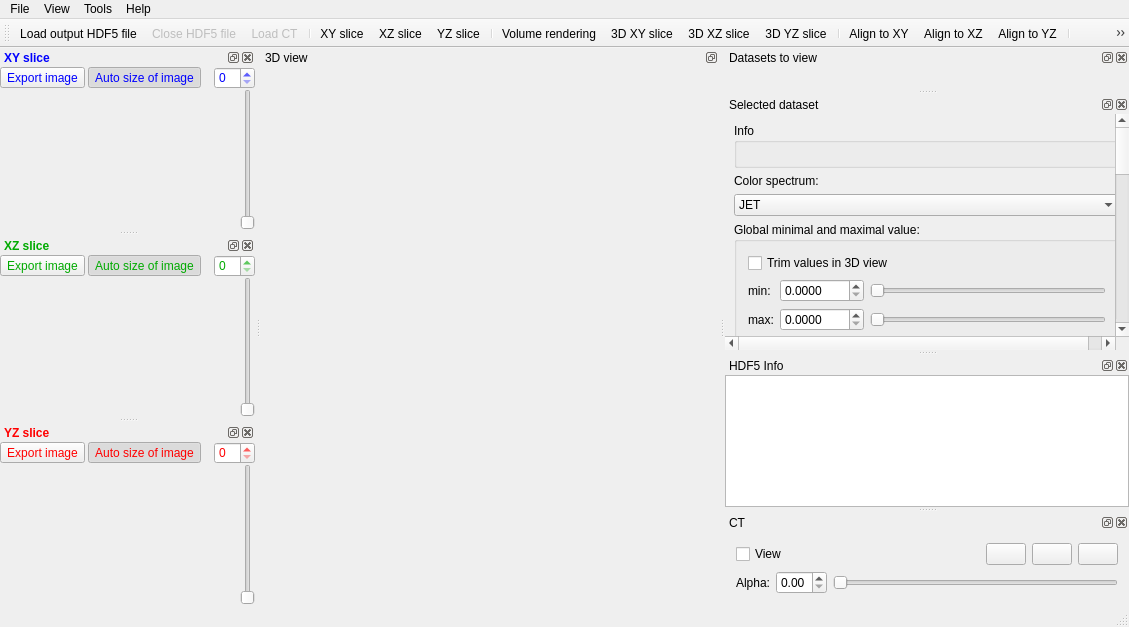
First picture: the form in gui/gui/mainwindow.ui, repository klepo/Visualisation-of-the-outputs-of-k-Wave-ultrasound-simulations, before the edit.
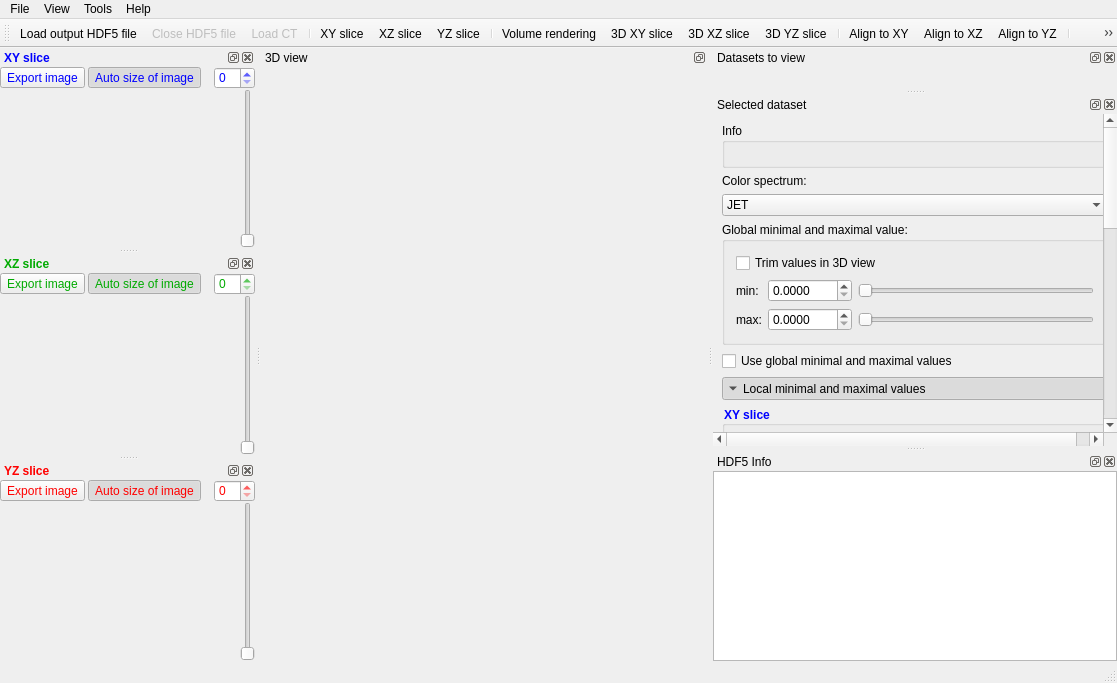
Second picture: the form after the edit. Icons and pictures are not drawn. Custom widgets are drawn as their Qt base class.

```diff
--- a/gui/gui/mainwindow.ui
+++ b/gui/gui/mainwindow.ui
@@ -6,8 +6,8 @@
    <rect>
     <x>0</x>
     <y>0</y>
-    <width>1129</width>
-    <height>627</height>
+    <width>1117</width>
+    <height>683</height>
    </rect>
   </property>
   <property name="windowTitle">
@@ -123,7 +123,6 @@
    <addaction name="separator"/>
    <addaction name="actionInfo"/>
    <addaction name="actionDatasets"/>
-   <addaction name="actionCT"/>
    <addaction name="actionSelectedDataset"/>
   </widget>
   <widget class="QMenuBar" name="menuBar">
@@ -131,7 +130,7 @@
     <rect>
      <x>0</x>
      <y>0</y>
-     <width>1129</width>
+     <width>1117</width>
      <height>21</height>
     </rect>
    </property>
@@ -204,7 +203,7 @@
       <verstretch>0</verstretch>
      </sizepolicy>
     </property>
-    <layout class="QVBoxLayout" name="verticalLayoutDatasets"/>
+    <layout class="QGridLayout" name="gridLayoutDatasets"/>
    </widget>
   </widget>
   <widget class="QDockWidget" name="dockWidgetSelectedDataset">
@@ -261,7 +260,7 @@
         <property name="geometry">
          <rect>
           <x>0</x>
-          <y>-81</y>
+          <y>0</y>
           <width>383</width>
           <height>817</height>
          </rect>
@@ -1254,202 +1253,6 @@
     </layout>
    </widget>
   </widget>
-  <widget class="QDockWidget" name="dockWidgetCT">
-   <property name="floating">
-    <bool>false</bool>
-   </property>
-   <property name="allowedAreas">
-    <set>Qt::LeftDockWidgetArea|Qt::RightDockWidgetArea</set>
-   </property>
-   <property name="windowTitle">
-    <string>CT</string>
-   </property>
-   <attribute name="dockWidgetArea">
-    <number>2</number>
-   </attribute>
-   <widget class="QWidget" name="dockWidgetContentsCT">
-    <property name="sizePolicy">
-     <sizepolicy hsizetype="Preferred" vsizetype="Fixed">
-      <horstretch>0</horstretch>
-      <verstretch>0</verstretch>
-     </sizepolicy>
-    </property>
-    <layout class="QGridLayout" name="gridLayoutCT">
-     <item row="3" column="0">
-      <widget class="QLabel" name="labelCTAlpha">
-       <property name="sizePolicy">
-        <sizepolicy hsizetype="Fixed" vsizetype="Preferred">
-         <horstretch>0</horstretch>
-         <verstretch>0</verstretch>
-        </sizepolicy>
-       </property>
-       <property name="text">
-        <string>Alpha:</string>
-       </property>
-       <property name="buddy">
-        <cstring>doubleSpinBoxCTAlpha</cstring>
-       </property>
-      </widget>
-     </item>
-     <item row="3" column="2" colspan="4">
-      <widget class="QSlider" name="horizontalSliderCTAlpha">
-       <property name="sizePolicy">
-        <sizepolicy hsizetype="Expanding" vsizetype="Fixed">
-         <horstretch>0</horstretch>
-         <verstretch>0</verstretch>
-        </sizepolicy>
-       </property>
-       <property name="maximum">
-        <number>1000</number>
-       </property>
-       <property name="orientation">
-        <enum>Qt::Horizontal</enum>
-       </property>
-      </widget>
-     </item>
-     <item row="3" column="1">
-      <widget class="QDoubleSpinBox" name="doubleSpinBoxCTAlpha">
-       <property name="sizePolicy">
-        <sizepolicy hsizetype="Fixed" vsizetype="Fixed">
-         <horstretch>0</horstretch>
-         <verstretch>0</verstretch>
-        </sizepolicy>
-       </property>
-       <property name="maximum">
-        <double>1.000000000000000</double>
-       </property>
-       <property name="singleStep">
-        <double>0.010000000000000</double>
-       </property>
-      </widget>
-     </item>
-     <item row="0" column="5">
-      <widget class="QWidget" name="widget" native="true">
-       <property name="sizePolicy">
-        <sizepolicy hsizetype="Fixed" vsizetype="Preferred">
-         <horstretch>0</horstretch>
-         <verstretch>0</verstretch>
-        </sizepolicy>
-       </property>
-       <layout class="QHBoxLayout" name="horizontalLayout">
-        <property name="leftMargin">
-         <number>0</number>
-        </property>
-        <property name="topMargin">
-         <number>0</number>
-        </property>
-        <property name="rightMargin">
-         <number>0</number>
-        </property>
-        <property name="bottomMargin">
-         <number>0</number>
-        </property>
-        <item>
-         <widget class="QPushButton" name="pushButtonCTRotateX">
-          <property name="sizePolicy">
-           <sizepolicy hsizetype="Fixed" vsizetype="Fixed">
-            <horstretch>0</horstretch>
-            <verstretch>0</verstretch>
-           </sizepolicy>
-          </property>
-          <property name="toolTip">
-           <string>Rotate about 90 degrees - orthogonal to Z axis</string>
-          </property>
-          <property name="styleSheet">
-           <string notr="true"/>
-          </property>
-          <property name="text">
-           <string/>
-          </property>
-          <property name="icon">
-           <iconset resource="resources.qrc">
-            <normaloff>:/icons/icons/images/icons_21.png</normaloff>:/icons/icons/images/icons_21.png</iconset>
-          </property>
-          <property name="iconSize">
-           <size>
-            <width>20</width>
-            <height>20</height>
-           </size>
-          </property>
-         </widget>
-        </item>
-        <item>
-         <widget class="QPushButton" name="pushButtonCTRotateY">
-          <property name="sizePolicy">
-           <sizepolicy hsizetype="Fixed" vsizetype="Fixed">
-            <horstretch>0</horstretch>
-            <verstretch>0</verstretch>
-           </sizepolicy>
-          </property>
-          <property name="toolTip">
-           <string>Rotate about 90 degrees - orthogonal to Y axis</string>
-          </property>
-          <property name="styleSheet">
-           <string notr="true"/>
-          </property>
-          <property name="text">
-           <string/>
-          </property>
-          <property name="icon">
-           <iconset resource="resources.qrc">
-            <normaloff>:/icons/icons/images/icons_23.png</normaloff>:/icons/icons/images/icons_23.png</iconset>
-          </property>
-          <property name="iconSize">
-           <size>
-            <width>20</width>
-            <height>20</height>
-           </size>
-          </property>
-         </widget>
-        </item>
-        <item>
-         <widget class="QPushButton" name="pushButtonCTRotateZ">
-          <property name="sizePolicy">
-           <sizepolicy hsizetype="Fixed" vsizetype="Fixed">
-            <horstretch>0</horstretch>
-            <verstretch>0</verstretch>
-           </sizepolicy>
-          </property>
-          <property name="toolTip">
-           <string>Rotate about 90 degrees - orthogonal to X axis</string>
-          </property>
-          <property name="styleSheet">
-           <string notr="true"/>
-          </property>
-          <property name="text">
-           <string/>
-          </property>
-          <property name="icon">
-           <iconset resource="resources.qrc">
-            <normaloff>:/icons/icons/images/icons_22.png</normaloff>:/icons/icons/images/icons_22.png</iconset>
-          </property>
-          <property name="iconSize">
-           <size>
-            <width>20</width>
-            <height>20</height>
-           </size>
-          </property>
-         </widget>
-        </item>
-       </layout>
-      </widget>
-     </item>
-     <item row="0" column="0" colspan="4">
-      <widget class="QCheckBox" name="checkBoxCTView">
-       <property name="sizePolicy">
-        <sizepolicy hsizetype="Fixed" vsizetype="Fixed">
-         <horstretch>0</horstretch>
-         <verstretch>0</verstretch>
-        </sizepolicy>
-       </property>
-       <property name="text">
-        <string>View</string>
-       </property>
-      </widget>
-     </item>
-    </layout>
-   </widget>
-  </widget>
   <widget class="QDockWidget" name="dockWidgetXY">
    <property name="minimumSize">
     <size>
@@ -1529,7 +1332,7 @@
           <x>0</x>
           <y>0</y>
           <width>175</width>
-          <height>136</height>
+          <height>155</height>
          </rect>
         </property>
         <layout class="QHBoxLayout" name="horizontalLayout_2">
@@ -1651,7 +1454,7 @@
           <x>0</x>
           <y>0</y>
           <width>175</width>
-          <height>138</height>
+          <height>156</height>
          </rect>
         </property>
         <layout class="QHBoxLayout" name="horizontalLayout_3">
@@ -1800,7 +1603,7 @@
           <x>0</x>
           <y>0</y>
           <width>175</width>
-          <height>136</height>
+          <height>155</height>
          </rect>
         </property>
         <layout class="QHBoxLayout" name="horizontalLayout_6">
@@ -2092,17 +1895,6 @@
     <string>Datasets to view</string>
    </property>
   </action>
-  <action name="actionCT">
-   <property name="checkable">
-    <bool>true</bool>
-   </property>
-   <property name="checked">
-    <bool>true</bool>
-   </property>
-   <property name="text">
-    <string>CT</string>
-   </property>
-  </action>
   <action name="actionSelectedDataset">
    <property name="checkable">
     <bool>true</bool>
```
Left out of the diff: 21 changed lines with no effect on the pictures.
